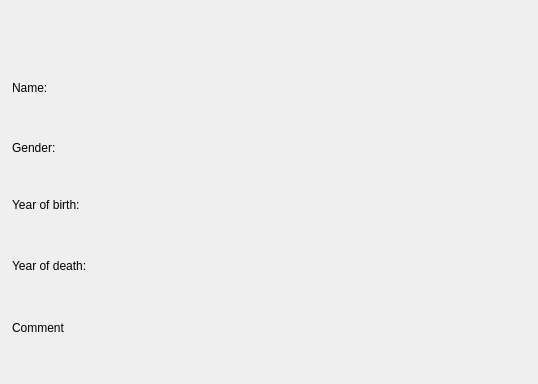
ManiSigt/Verklegt-nams, file infoscientistdialog.ui: the form before one commit.
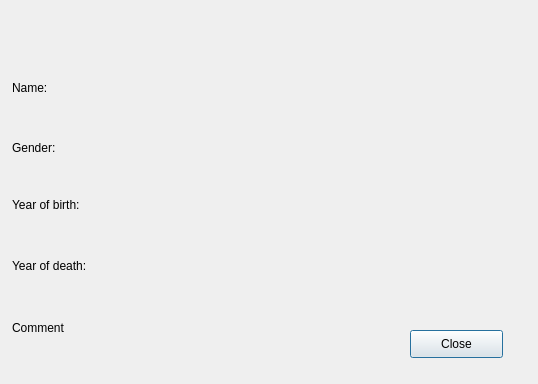
The form after the commit.

```diff
--- a/infoscientistdialog.ui
+++ b/infoscientistdialog.ui
@@ -156,6 +156,19 @@
     <string/>
    </property>
   </widget>
+  <widget class="QPushButton" name="button_close">
+   <property name="geometry">
+    <rect>
+     <x>410</x>
+     <y>330</y>
+     <width>93</width>
+     <height>28</height>
+    </rect>
+   </property>
+   <property name="text">
+    <string>Close</string>
+   </property>
+  </widget>
  </widget>
  <resources/>
  <connections/>
```
